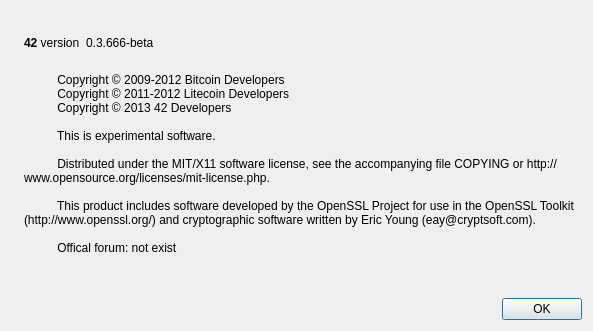
This is src/qt/forms/aboutdialog.ui in jley81/42OLD as Qt 5 draws it before an edit. The edited form follows.
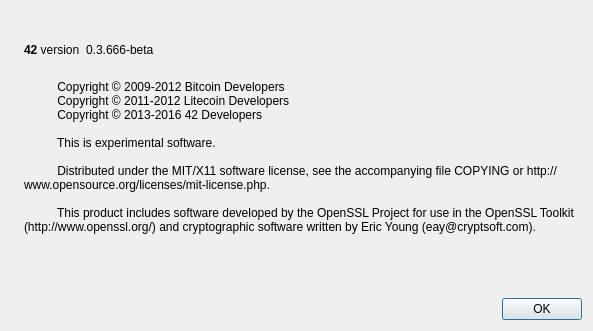
This is the edited form. Icons and pictures are not drawn.

Patch:
```diff
--- a/src/qt/forms/aboutdialog.ui
+++ b/src/qt/forms/aboutdialog.ui
@@ -97,15 +97,14 @@
         <string>
           Copyright © 2009-2012 Bitcoin Developers
           Copyright © 2011-2012 Litecoin Developers
-          Copyright © 2013 42 Developers
+          Copyright © 2013-2016 42 Developers
 
           This is experimental software.
 
           Distributed under the MIT/X11 software license, see the accompanying file COPYING or http://www.opensource.org/licenses/mit-license.php.
 
           This product includes software developed by the OpenSSL Project for use in the OpenSSL Toolkit (http://www.openssl.org/) and cryptographic software written by Eric Young (eay@cryptsoft.com).
-
-          Offical forum: not exist
+          
         </string>
        </property>
        <property name="wordWrap">
```
